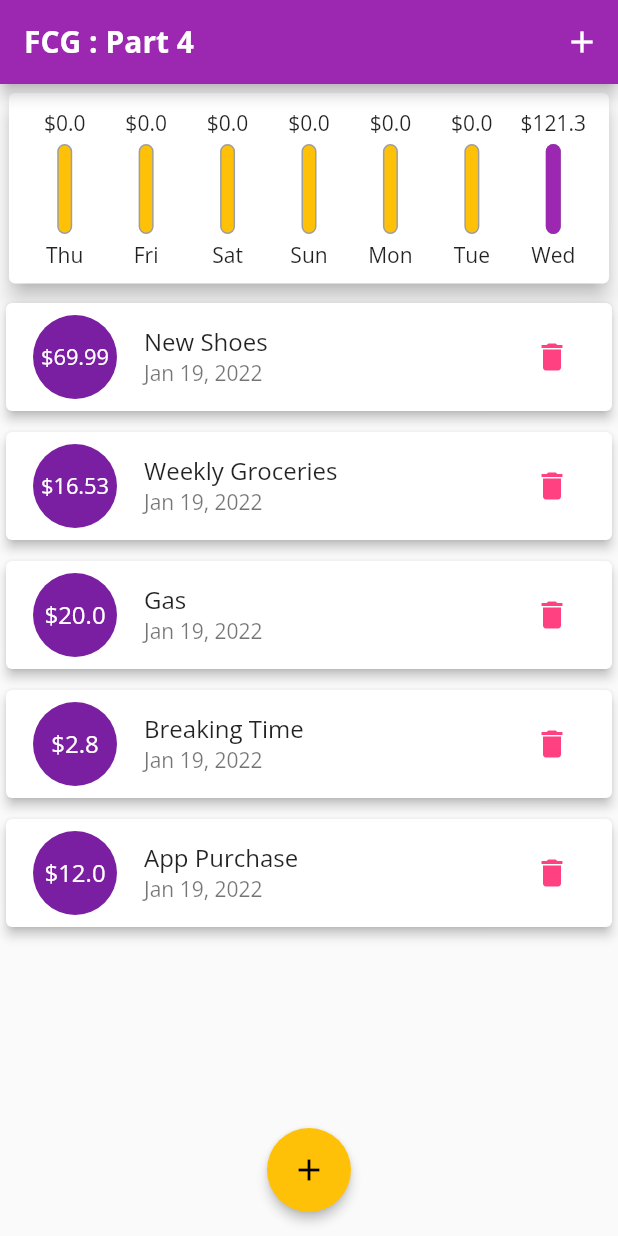
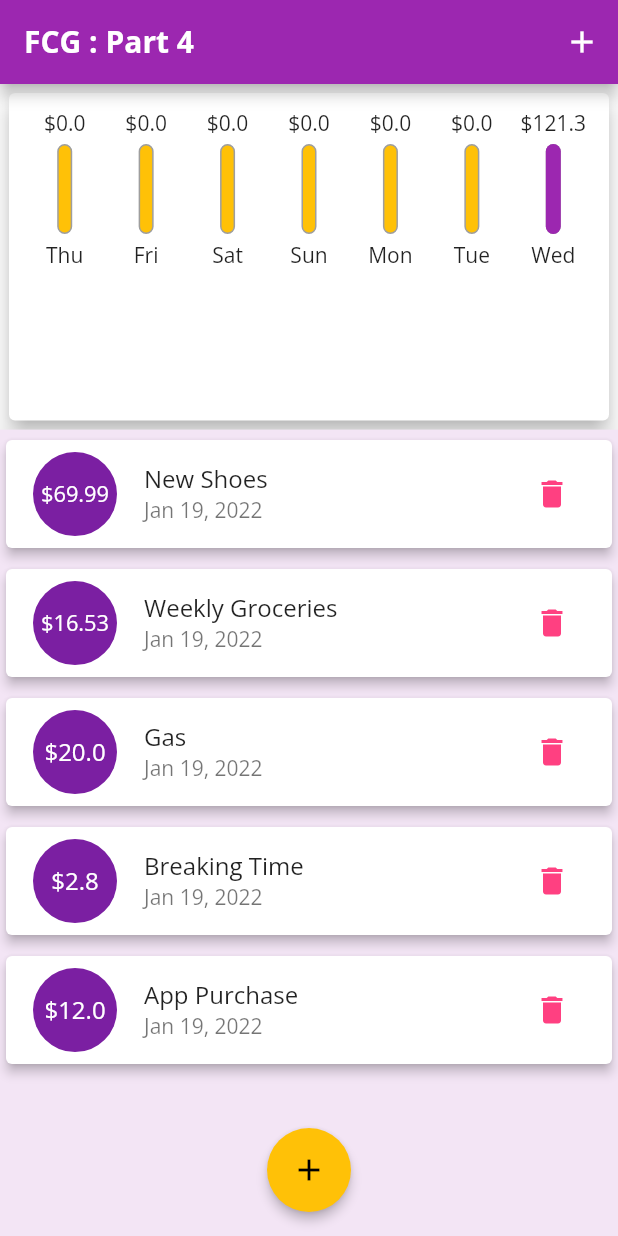
Before and after one commit to ferdvtn/flutter_personal_expenses, a Flutter app: the screen it shows after launch, on a phone screen of 412 x 824 dp. Run offline on Flutter 3.47's test engine with Material 2 defaults, Android fonts, the phone set to English and light mode, and no system bars.

Commit message:
calculating size dynamically

```diff
--- a/lib/main.dart
+++ b/lib/main.dart
@@ -117,8 +117,7 @@ class _MyHomePageState extends State<MyHomePage> {
 
   @override
   Widget build(BuildContext context) {
-    return Scaffold(
-      appBar: AppBar(
+    final appBar = AppBar(
       centerTitle: false,
       title: Text(
         widget.appBarTitle,
@@ -133,14 +132,29 @@ class _MyHomePageState extends State<MyHomePage> {
           onPressed: _openModalTransaction,
         ),
       ],
-      ),
+    );
+
+    return Scaffold(
+      appBar: appBar,
       body: SingleChildScrollView(
         child: Column(
           // mainAxisAlignment: MainAxisAlignment.start,
           // crossAxisAlignment: CrossAxisAlignment.start,
           children: [
-            Chart(_recentTransactions),
-            TransactionList(_userTransactions, _deleteTransaction),
+            Container(
+                padding: const EdgeInsets.all(0.0),
+                height: (MediaQuery.of(context).size.height -
+                        MediaQuery.of(context).padding.top -
+                        appBar.preferredSize.height) *
+                    0.3,
+                child: Chart(_recentTransactions)),
+            Container(
+                padding: const EdgeInsets.all(0.0),
+                height: (MediaQuery.of(context).size.height -
+                        MediaQuery.of(context).padding.top -
+                        appBar.preferredSize.height) *
+                    0.7,
+                child: TransactionList(_userTransactions, _deleteTransaction)),
           ],
         ),
       ),
--- a/lib/widgets/transaction_list.dart
+++ b/lib/widgets/transaction_list.dart
@@ -13,8 +13,8 @@ class TransactionList extends StatelessWidget {
   @override
   Widget build(BuildContext context) {
     return Container(
-      decoration: const BoxDecoration(color: null),
-      height: 450,
+      decoration: BoxDecoration(color: Theme.of(context).secondaryHeaderColor),
+      width: double.infinity,
       child: transactions.isEmpty
           ? Column(
               children: [
```
Lines whose indentation alone changed are shown as unchanged.
